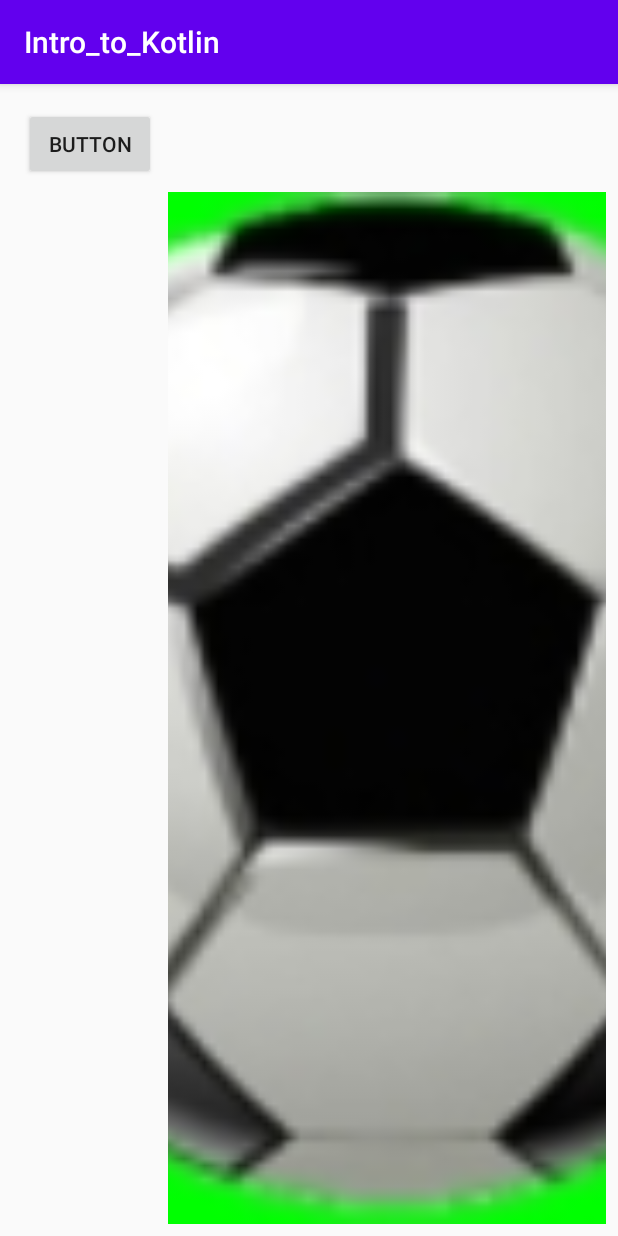
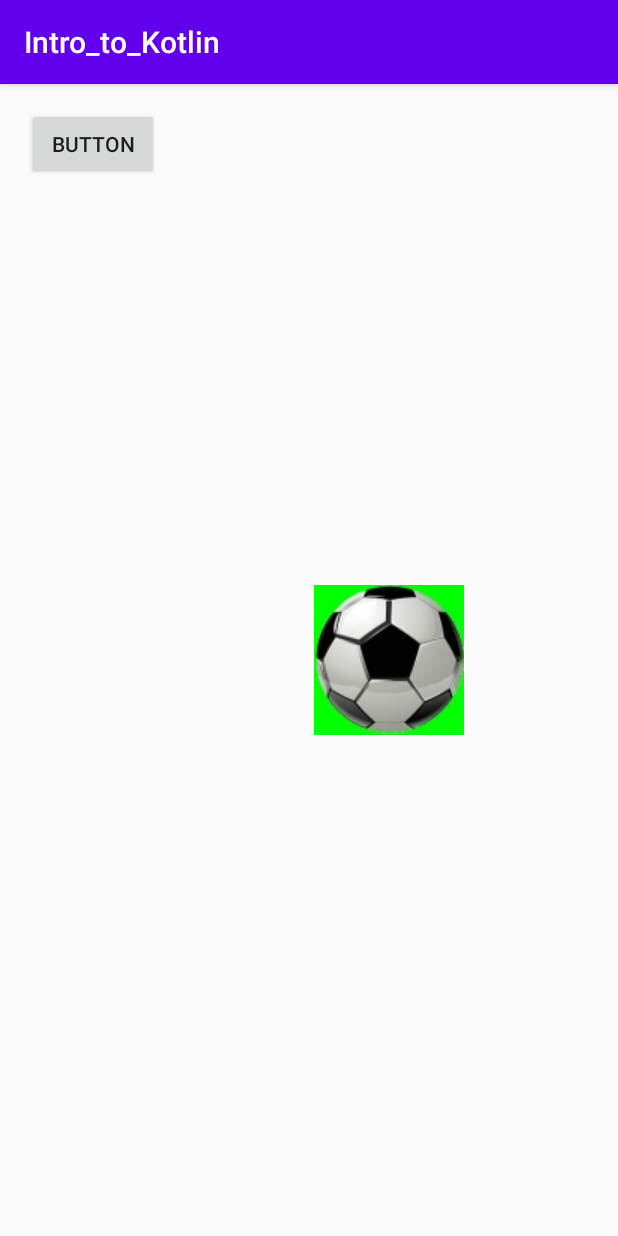
Before and after one commit to dodiforth/Intro_to_Kotlin, an Android app: the screen it shows after launch (MainActivity), on a phone screen of 412 x 824 dp. Run offline under Robolectric (Android 15) with nearby library versions, the phone set to English and light mode, and no system bars.

```diff
--- a/app/src/main/res/layout/activity_main.xml
+++ b/app/src/main/res/layout/activity_main.xml
@@ -8,24 +8,23 @@
 
     <ImageView
         android:id="@+id/imageView"
-        android:layout_width="0dp"
-        android:layout_height="0dp"
-        android:layout_marginStart="8dp"
-        android:layout_marginTop="8dp"
-        android:layout_marginEnd="8dp"
-        android:layout_marginBottom="8dp"
-        android:scaleType="centerCrop"
+        android:layout_width="100dp"
+        android:layout_height="100dp"
+        android:layout_marginStart="16dp"
+        android:layout_marginTop="16dp"
+        android:layout_marginEnd="16dp"
+        android:layout_marginBottom="16dp"
         app:layout_constraintBottom_toBottomOf="parent"
         app:layout_constraintEnd_toEndOf="parent"
-        app:layout_constraintStart_toEndOf="@+id/button"
-        app:layout_constraintTop_toBottomOf="@+id/button"
+        app:layout_constraintStart_toEndOf="@+id/button2"
+        app:layout_constraintTop_toTopOf="parent"
         app:srcCompat="@drawable/ball_100x100" />
 
     <Button
-        android:id="@+id/button"
+        android:id="@+id/button2"
         android:layout_width="wrap_content"
         android:layout_height="wrap_content"
-        android:layout_marginStart="16dp"
+        android:layout_marginStart="18dp"
         android:layout_marginTop="16dp"
         android:text="Button"
         app:layout_constraintStart_toStartOf="parent"
```
Also changed, not shown: app/src/main/res/layout/note_layout.xml (+24 -2 lines).
